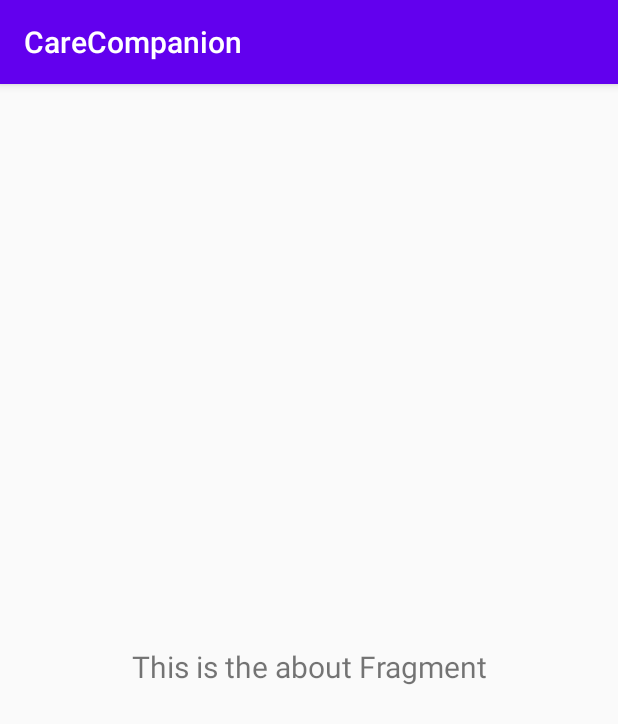
After one commit to Mr-ttaM/CareCompanion, an Android app: the fragment AboutFragment shown on its own in the app's theme, on a phone screen of 412 x 824 dp. The commit adds this screen. Shown: the top 724 px of the screen. Run offline under Robolectric (Android 15) with nearby library versions, the phone set to English and light mode, and no system bars.

Commit message:
Added about screen in navigation

```diff
--- a/app/src/main/java/com/lovehack/carecompanion/MainActivity.kt
+++ b/app/src/main/java/com/lovehack/carecompanion/MainActivity.kt
@@ -35,7 +35,8 @@ class MainActivity : AppCompatActivity() {
         // Passing each menu ID as a set of Ids because each
         // menu should be considered as top level destinations.
         appBarConfiguration = AppBarConfiguration(setOf(
-            R.id.nav_reminders, R.id.nav_work_tracker, R.id.nav_puppies, R.id.nav_help), drawerLayout)
+            R.id.nav_reminders, R.id.nav_work_tracker, R.id.nav_puppies, R.id.nav_help,
+            R.id.nav_about), drawerLayout)
         setupActionBarWithNavController(navController, appBarConfiguration)
         navView.setupWithNavController(navController)
     }
--- /dev/null
+++ b/app/src/main/java/com/lovehack/carecompanion/ui/about/AboutFragment.kt
@@ -0,0 +1,31 @@
+package com.lovehack.carecompanion.ui.about
+
+import android.os.Bundle
+import android.view.LayoutInflater
+import android.view.View
+import android.view.ViewGroup
+import android.widget.TextView
+import androidx.fragment.app.Fragment
+import androidx.lifecycle.Observer
+import androidx.lifecycle.ViewModelProviders
+import com.lovehack.carecompanion.R
+
+class AboutFragment : Fragment() {
+
+    private lateinit var aboutViewModel: AboutViewModel
+
+    override fun onCreateView(
+            inflater: LayoutInflater,
+            container: ViewGroup?,
+            savedInstanceState: Bundle?
+    ): View? {
+        aboutViewModel =
+                ViewModelProviders.of(this).get(AboutViewModel::class.java)
+        val root = inflater.inflate(R.layout.fragment_about, container, false)
+        val textView: TextView = root.findViewById(R.id.text_slideshow)
+        aboutViewModel.text.observe(viewLifecycleOwner, Observer {
+            textView.text = it
+        })
+        return root
+    }
+}
--- /dev/null
+++ b/app/src/main/java/com/lovehack/carecompanion/ui/about/AboutViewModel.kt
@@ -0,0 +1,13 @@
+package com.lovehack.carecompanion.ui.about
+
+import androidx.lifecycle.LiveData
+import androidx.lifecycle.MutableLiveData
+import androidx.lifecycle.ViewModel
+
+class AboutViewModel : ViewModel() {
+
+    private val _text = MutableLiveData<String>().apply {
+        value = "This is the about Fragment"
+    }
+    val text: LiveData<String> = _text
+}
--- /dev/null
+++ b/app/src/main/res/layout/fragment_about.xml
@@ -0,0 +1,22 @@
+<?xml version="1.0" encoding="utf-8"?>
+<androidx.constraintlayout.widget.ConstraintLayout xmlns:android="http://schemas.android.com/apk/res/android"
+    xmlns:app="http://schemas.android.com/apk/res-auto"
+    xmlns:tools="http://schemas.android.com/tools"
+    android:layout_width="match_parent"
+    android:layout_height="match_parent"
+    tools:context=".ui.about.AboutFragment">
+
+    <TextView
+        android:id="@+id/text_slideshow"
+        android:layout_width="match_parent"
+        android:layout_height="wrap_content"
+        android:layout_marginStart="8dp"
+        android:layout_marginTop="8dp"
+        android:layout_marginEnd="8dp"
+        android:textAlignment="center"
+        android:textSize="20sp"
+        app:layout_constraintBottom_toBottomOf="parent"
+        app:layout_constraintEnd_toEndOf="parent"
+        app:layout_constraintStart_toStartOf="parent"
+        app:layout_constraintTop_toTopOf="parent" />
+</androidx.constraintlayout.widget.ConstraintLayout>
--- a/app/src/main/res/menu/activity_main_drawer.xml
+++ b/app/src/main/res/menu/activity_main_drawer.xml
@@ -20,5 +20,9 @@
             android:id="@+id/nav_help"
             android:icon="@drawable/ic_happy_face"
             android:title="@string/menu_help" />
+        <item
+            android:id="@+id/nav_about"
+            android:icon="@drawable/ic_happy_face"
+            android:title="@string/menu_about" />
     </group>
 </menu>
--- a/app/src/main/res/navigation/mobile_navigation.xml
+++ b/app/src/main/res/navigation/mobile_navigation.xml
@@ -29,4 +29,10 @@
         android:label="@string/menu_help"
         tools:layout="@layout/fragment_help" />
 
+    <fragment
+        android:id="@+id/nav_about"
+        android:name="com.lovehack.carecompanion.ui.about.AboutFragment"
+        android:label="@string/menu_about"
+        tools:layout="@layout/fragment_about" />
+
 </navigation>
--- a/app/src/main/res/values/strings.xml
+++ b/app/src/main/res/values/strings.xml
@@ -15,6 +15,7 @@
     <string name="menu_puppies">Puppies</string>
     <string name="menu_settings">Settings</string>
     <string name="menu_help">Help</string>
+    <string name="menu_about">About</string>
 
     <string name="home_second">Home Second</string>
     <string name="break_reminder_button_text_start">Start Session</string>
```
